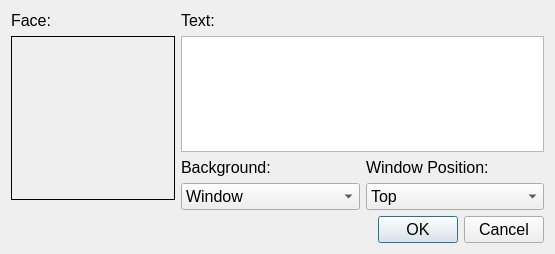
Above: src/ui/events/command_text_dialog.ui from DimichGD/FHEditor before the change. Below: the same form after it.
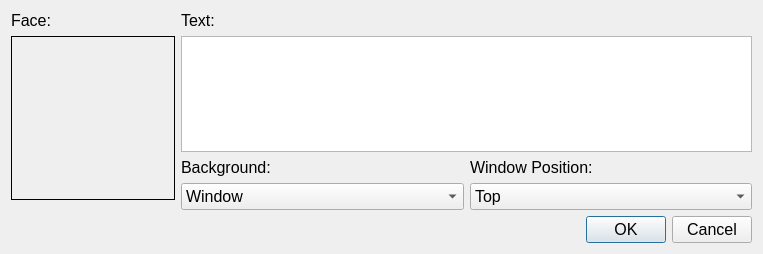
That is the form after the change. Custom widgets are drawn as their Qt base class.

The edit to the form file:
```diff
--- a/src/ui/events/command_text_dialog.ui
+++ b/src/ui/events/command_text_dialog.ui
@@ -6,7 +6,7 @@
    <rect>
     <x>0</x>
     <y>0</y>
-    <width>555</width>
+    <width>763</width>
     <height>254</height>
    </rect>
   </property>
```
Left out of the diff: 2 changed lines with no effect on the pictures.
